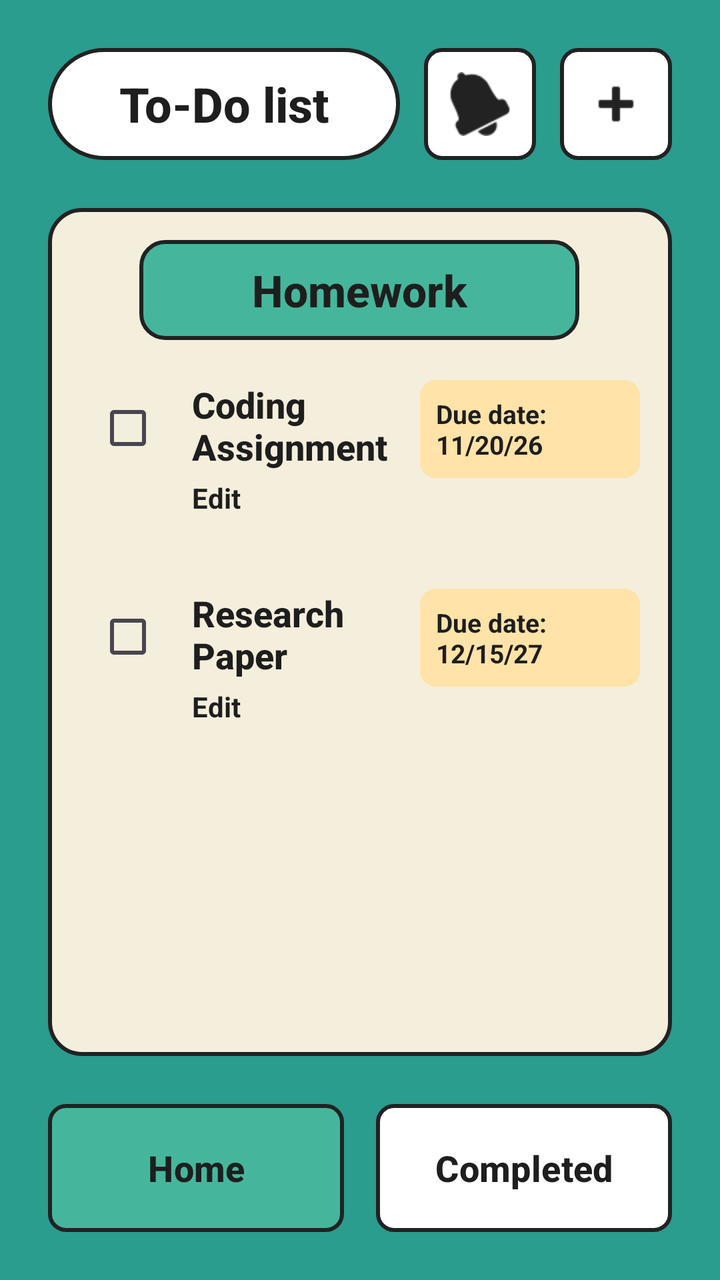
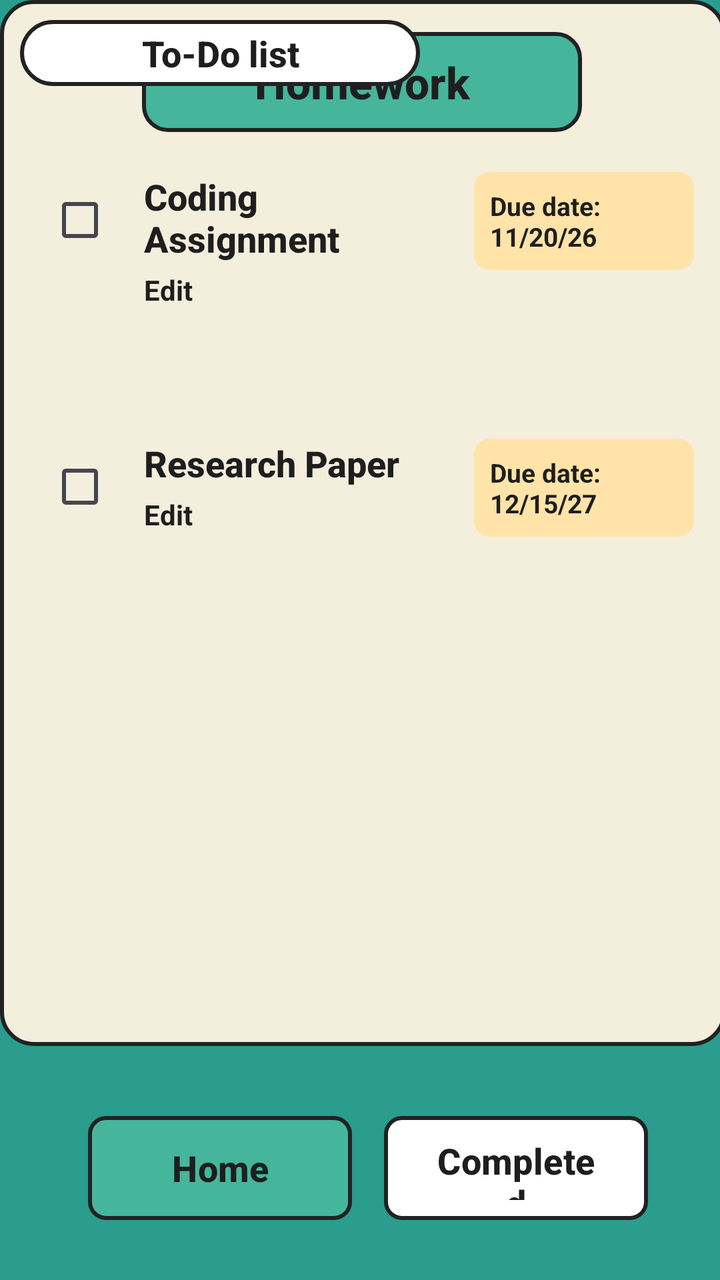

The first picture is an Android layout as it rendered before a commit; the second is the same layout after the commit. The layout source and the unified diff follow.
<!-- AndroidManifest.xml: application theme Theme.ApplicationProject -->
<!-- res/layout/activity_home_page.xml -->
<?xml version="1.0" encoding="utf-8"?>
<androidx.constraintlayout.widget.ConstraintLayout xmlns:android="http://schemas.android.com/apk/res/android"
    xmlns:app="http://schemas.android.com/apk/res-auto"
    xmlns:tools="http://schemas.android.com/tools"
    android:id="@+id/main"
    android:layout_width="match_parent"
    android:layout_height="match_parent"
    android:background="@color/app_teal"
    tools:context=".MainActivity">

    
    <LinearLayout
        android:id="@+id/topBar"
        android:layout_width="0dp"
        android:layout_height="wrap_content"
        android:layout_marginStart="24dp"
        android:layout_marginTop="24dp"
        android:layout_marginEnd="24dp"
        android:gravity="center_vertical"
        android:orientation="horizontal"
        app:layout_constraintEnd_toEndOf="parent"
        app:layout_constraintStart_toStartOf="parent"
        app:layout_constraintTop_toTopOf="parent">

        
        <TextView
            android:layout_width="0dp"
            android:layout_height="56dp"
            android:layout_weight="1"
            android:background="@drawable/bg_pill_white"
            android:fontFamily="sans-serif-medium"
            android:gravity="center"
            android:text="To-Do list"
            android:textColor="@color/text_dark"
            android:textSize="24sp"
            android:textStyle="bold" />

        
        <ImageButton
            android:id="@+id/btnNotification"
            android:layout_width="56dp"
            android:layout_height="56dp"
            android:layout_marginStart="12dp"
            android:background="@drawable/bg_button_white"
            android:contentDescription="Notifications"
            android:src="@android:drawable/ic_popup_reminder"
            app:tint="@color/border_dark" />

        
        <ImageButton
            android:id="@+id/btnAdd"
            android:layout_width="56dp"
            android:layout_height="56dp"
            android:layout_marginStart="12dp"
            android:background="@drawable/bg_button_white"
            android:contentDescription="Add Task"
            android:src="@android:drawable/ic_input_add"
            app:tint="@color/border_dark" />

    </LinearLayout>

    
    <androidx.constraintlayout.widget.ConstraintLayout
        android:id="@+id/mainCard"
        android:layout_width="0dp"
        android:layout_height="0dp"
        android:layout_marginStart="24dp"
        android:layout_marginTop="24dp"
        android:layout_marginEnd="24dp"
        android:layout_marginBottom="24dp"
        android:background="@drawable/bg_card_cream"
        android:padding="16dp"
        app:layout_constraintBottom_toTopOf="@id/bottomNav"
        app:layout_constraintEnd_toEndOf="parent"
        app:layout_constraintStart_toStartOf="parent"
        app:layout_constraintTop_toBottomOf="@id/topBar">

        

        
        <TextView
            android:id="@+id/tvCategoryHeader"
            android:layout_width="220dp"
            android:layout_height="50dp"
            android:background="@drawable/bg_header_teal"
            android:fontFamily="sans-serif-medium"
            android:gravity="center"
            android:text="Homework"
            android:textColor="@color/text_dark"
            android:textSize="22sp"
            android:textStyle="bold"
            app:layout_constraintEnd_toEndOf="parent"
            app:layout_constraintHorizontal_bias="0.496"
            app:layout_constraintStart_toStartOf="parent"
            app:layout_constraintTop_toTopOf="parent" />

        <LinearLayout
            android:layout_width="0dp"
            android:layout_height="0dp"
            android:layout_marginTop="20dp"
            android:orientation="vertical"
            app:layout_constraintBottom_toBottomOf="parent"
            app:layout_constraintEnd_toEndOf="parent"
            app:layout_constraintStart_toStartOf="parent"
            app:layout_constraintTop_toBottomOf="@id/tvCategoryHeader">

            

            

            <androidx.constraintlayout.widget.ConstraintLayout
                android:layout_width="match_parent"
                android:layout_height="wrap_content"
                android:layout_marginBottom="24dp"
                android:paddingBottom="12dp">

                <CheckBox
                    android:id="@+id/cbCoding"
                    android:layout_width="wrap_content"
                    android:layout_height="wrap_content"
                    app:layout_constraintStart_toStartOf="parent"
                    app:layout_constraintTop_toTopOf="parent" />

                <TextView
                    android:id="@+id/tvCodingTitle"
                    android:layout_width="0dp"
                    android:layout_height="wrap_content"
                    android:layout_marginStart="8dp"
                    android:layout_marginEnd="12dp"
                    android:fontFamily="sans-serif-medium"
                    android:text="Coding Assignment"
                    android:textColor="@color/text_dark"
                    android:textSize="18sp"
                    android:textStyle="bold"
                    app:layout_constraintEnd_toStartOf="@id/cardDate1"
                    app:layout_constraintStart_toEndOf="@id/cbCoding"
                    app:layout_constraintTop_toTopOf="@id/cbCoding" />

                <TextView
                    android:id="@+id/tvEditCoding"
                    android:layout_width="wrap_content"
                    android:layout_height="wrap_content"
                    android:layout_marginStart="8dp"
                    android:layout_marginTop="4dp"
                    android:background="?attr/selectableItemBackground"
                    android:clickable="true"
                    android:focusable="true"
                    android:text="Edit"
                    android:textColor="@color/text_dark"
                    android:textSize="14sp"
                    android:textStyle="bold"
                    app:layout_constraintStart_toEndOf="@id/cbCoding"
                    app:layout_constraintTop_toBottomOf="@id/tvCodingTitle" />

                
                <TextView
                    android:id="@+id/cardDate1"
                    android:layout_width="110dp"
                    android:layout_height="wrap_content"
                    android:background="@drawable/bg_date_badge"
                    android:fontFamily="sans-serif"
                    android:padding="8dp"
                    android:text="Due date:\n11/20/26"
                    android:textColor="@color/text_dark"
                    android:textSize="13sp"
                    android:textStyle="bold"
                    app:layout_constraintEnd_toEndOf="parent"
                    app:layout_constraintTop_toTopOf="parent" />

            </androidx.constraintlayout.widget.ConstraintLayout>

            <androidx.constraintlayout.widget.ConstraintLayout
                android:layout_width="match_parent"
                android:layout_height="wrap_content">

                <CheckBox
                    android:id="@+id/cbResearch"
                    android:layout_width="wrap_content"
                    android:layout_height="wrap_content"
                    app:layout_constraintStart_toStartOf="parent"
                    app:layout_constraintTop_toTopOf="parent" />

                <TextView
                    android:id="@+id/tvResearchTitle"
                    android:layout_width="0dp"
                    android:layout_height="wrap_content"
                    android:layout_marginStart="8dp"
                    android:layout_marginEnd="12dp"
                    android:fontFamily="sans-serif-medium"
                    android:text="Research Paper"
                    android:textColor="@color/text_dark"
                    android:textSize="18sp"
                    android:textStyle="bold"
                    app:layout_constraintEnd_toStartOf="@id/cardDate2"
                    app:layout_constraintStart_toEndOf="@id/cbResearch"
                    app:layout_constraintTop_toTopOf="@id/cbResearch" />

                <TextView
                    android:id="@+id/tvEditResearch"
                    android:layout_width="wrap_content"
                    android:layout_height="wrap_content"
                    android:layout_marginStart="8dp"
                    android:layout_marginTop="4dp"
                    android:background="?attr/selectableItemBackground"
                    android:clickable="true"
                    android:focusable="true"
                    android:text="Edit"
                    android:textColor="@color/text_dark"
                    android:textSize="14sp"
                    android:textStyle="bold"
                    app:layout_constraintStart_toEndOf="@id/cbResearch"
                    app:layout_constraintTop_toBottomOf="@id/tvResearchTitle" />

                
                <TextView
                    android:id="@+id/cardDate2"
                    android:layout_width="110dp"
                    android:layout_height="wrap_content"
                    android:background="@drawable/bg_date_badge"
                    android:fontFamily="sans-serif"
                    android:padding="8dp"
                    android:text="Due date:\n12/15/27"
                    android:textColor="@color/text_dark"
                    android:textSize="13sp"
                    android:textStyle="bold"
                    app:layout_constraintEnd_toEndOf="parent"
                    app:layout_constraintTop_toTopOf="parent" />

            </androidx.constraintlayout.widget.ConstraintLayout>

        </LinearLayout>

    </androidx.constraintlayout.widget.ConstraintLayout>

    
    <LinearLayout
        android:id="@+id/bottomNav"
        android:layout_width="0dp"
        android:layout_height="64dp"
        android:layout_marginStart="24dp"
        android:layout_marginEnd="24dp"
        android:layout_marginBottom="24dp"
        android:orientation="horizontal"
        app:layout_constraintBottom_toBottomOf="parent"
        app:layout_constraintEnd_toEndOf="parent"
        app:layout_constraintStart_toStartOf="parent">

        
        <Button
            android:id="@+id/btnHomeNav"
            android:layout_width="0dp"
            android:layout_height="match_parent"
            android:layout_weight="1"
            android:layout_marginEnd="8dp"
            android:background="@drawable/bg_button_teal"
            android:fontFamily="sans-serif-medium"
            android:text="Home"
            android:textColor="@color/text_dark"
            android:textSize="18sp"
            android:textStyle="bold"
            app:backgroundTint="@null" />

        
        <Button
            android:id="@+id/btnCompletedNav"
            android:layout_width="0dp"
            android:layout_height="match_parent"
            android:layout_weight="1"
            android:layout_marginStart="8dp"
            android:background="@drawable/bg_button_white"
            android:fontFamily="sans-serif-medium"
            android:text="Completed"
            android:textColor="@color/text_dark"
            android:textSize="18sp"
            android:textStyle="bold"
            app:backgroundTint="@null" />

    </LinearLayout>

</androidx.constraintlayout.widget.ConstraintLayout>
<!-- resources referenced by this layout -->
<resources>
  <color name="app_teal">#2A9D8F</color>
  <color name="border_dark">#222222</color>
  <color name="text_dark">#1E1E1E</color>
  <!-- drawable bg_button_teal (drawable) -->
  <?xml version="1.0" encoding="utf-8"?>
  <shape xmlns:android="http://schemas.android.com/apk/res/android"
      android:shape="rectangle">
      <solid android:color="@color/header_teal" />
      <stroke android:width="2dp" android:color="@color/border_dark" />
      <corners android:radius="8dp" />
  </shape>
  <!-- drawable bg_button_white (drawable) -->
  <?xml version="1.0" encoding="utf-8"?>
  <shape xmlns:android="http://schemas.android.com/apk/res/android"
      android:shape="rectangle">
      <solid android:color="@color/white" />
      <stroke android:width="2dp" android:color="@color/border_dark" />
      <corners android:radius="8dp" />
  </shape>
  <!-- drawable bg_card_cream (drawable) -->
  <?xml version="1.0" encoding="utf-8"?>
  <shape xmlns:android="http://schemas.android.com/apk/res/android"
      android:shape="rectangle">
      <solid android:color="@color/card_cream" />
      <stroke android:width="2dp" android:color="@color/border_dark" />
      <corners android:radius="16dp" />
  </shape>
  <!-- drawable bg_date_badge (drawable) -->
  <?xml version="1.0" encoding="utf-8"?>
  <shape xmlns:android="http://schemas.android.com/apk/res/android"
      android:shape="rectangle">
      <solid android:color="@color/date_badge" />
      <corners android:radius="8dp" />
  </shape>
  <!-- drawable bg_header_teal (drawable) -->
  <?xml version="1.0" encoding="utf-8"?>
  <shape xmlns:android="http://schemas.android.com/apk/res/android"
      android:shape="rectangle">
      <solid android:color="@color/header_teal" />
      <stroke android:width="2dp" android:color="@color/border_dark" />
      <corners android:radius="12dp" />
  </shape>
  <!-- drawable bg_pill_white (drawable) -->
  <?xml version="1.0" encoding="utf-8"?>
  <shape xmlns:android="http://schemas.android.com/apk/res/android"
      android:shape="rectangle">
      <solid android:color="@color/white" />
      <stroke android:width="2dp" android:color="@color/border_dark" />
      <corners android:radius="30dp" />
  </shape>
  <style name="Theme.ApplicationProject" parent="Base.Theme.ApplicationProject" />
  <color name="header_teal">#45B69C</color>
  <color name="white">#FFFFFFFF</color>
  <color name="card_cream">#F4EEDC</color>
  <color name="date_badge">#FFE3A8</color>
  <style name="Base.Theme.ApplicationProject" parent="Theme.Material3.DayNight.NoActionBar">
          
          
      </style>
</resources>

<!-- the commit's change to res/layout/activity_home_page.xml (unified diff, before → after) -->
@@ -9,71 +9,47 @@
     tools:context=".MainActivity">
 
     
-    <LinearLayout
-        android:id="@+id/topBar"
-        android:layout_width="0dp"
-        android:layout_height="wrap_content"
-        android:layout_marginStart="24dp"
-        android:layout_marginTop="24dp"
-        android:layout_marginEnd="24dp"
-        android:gravity="center_vertical"
-        android:orientation="horizontal"
+
+    
+
+    <ImageButton
+        android:id="@+id/btnAdd"
+        android:layout_width="40dp"
+        android:layout_height="40dp"
+        android:layout_marginTop="10dp"
+        android:layout_marginEnd="20dp"
+        android:background="@drawable/bg_button_white"
+        android:contentDescription="Add Task"
+        android:src="@android:drawable/ic_input_add"
         app:layout_constraintEnd_toEndOf="parent"
-        app:layout_constraintStart_toStartOf="parent"
-        app:layout_constraintTop_toTopOf="parent">
-
-        
-        <TextView
-            android:layout_width="0dp"
-            android:layout_height="56dp"
-            android:layout_weight="1"
-            android:background="@drawable/bg_pill_white"
-            android:fontFamily="sans-serif-medium"
-            android:gravity="center"
-            android:text="To-Do list"
-            android:textColor="@color/text_dark"
-            android:textSize="24sp"
-            android:textStyle="bold" />
-
-        
-        <ImageButton
-            android:id="@+id/btnNotification"
-            android:layout_width="56dp"
-            android:layout_height="56dp"
-            android:layout_marginStart="12dp"
-            android:background="@drawable/bg_button_white"
-            android:contentDescription="Notifications"
-            android:src="@android:drawable/ic_popup_reminder"
-            app:tint="@color/border_dark" />
-
-        
-        <ImageButton
-            android:id="@+id/btnAdd"
-            android:layout_width="56dp"
-            android:layout_height="56dp"
-            android:layout_marginStart="12dp"
-            android:background="@drawable/bg_button_white"
-            android:contentDescription="Add Task"
-            android:src="@android:drawable/ic_input_add"
-            app:tint="@color/border_dark" />
-
-    </LinearLayout>
-
-    
+        app:layout_constraintTop_toTopOf="parent"
+        app:tint="@color/border_dark"
+        tools:ignore="HardcodedText,TouchTargetSizeCheck" />
+
+    <ImageButton
+        android:id="@+id/btnNotification"
+        android:layout_width="40dp"
+        android:layout_height="40dp"
+        android:layout_marginTop="10dp"
+        android:layout_marginEnd="32dp"
+        android:background="@drawable/bg_button_white"
+        android:contentDescription="@string/notifications3"
+        android:src="@android:drawable/ic_popup_reminder"
+        app:layout_constraintEnd_toStartOf="@+id/btnAdd"
+        app:layout_constraintTop_toTopOf="parent"
+        app:tint="@color/border_dark"
+        tools:ignore="TouchTargetSizeCheck" />
+
     <androidx.constraintlayout.widget.ConstraintLayout
         android:id="@+id/mainCard"
-        android:layout_width="0dp"
-        android:layout_height="0dp"
-        android:layout_marginStart="24dp"
-        android:layout_marginTop="24dp"
-        android:layout_marginEnd="24dp"
-        android:layout_marginBottom="24dp"
+        style="?android:attr/buttonBarStyle"
+        android:layout_width="363dp"
+        android:layout_height="523dp"
         android:background="@drawable/bg_card_cream"
         android:padding="16dp"
-        app:layout_constraintBottom_toTopOf="@id/bottomNav"
-        app:layout_constraintEnd_toEndOf="parent"
-        app:layout_constraintStart_toStartOf="parent"
-        app:layout_constraintTop_toBottomOf="@id/topBar">
+        tools:layout_editor_absoluteX="24dp"
+        tools:layout_editor_absoluteY="96dp"
+        tools:ignore="MissingConstraints">
 
         
 
@@ -85,7 +61,7 @@
             android:background="@drawable/bg_header_teal"
             android:fontFamily="sans-serif-medium"
             android:gravity="center"
-            android:text="Homework"
+            android:text="@string/homework"
             android:textColor="@color/text_dark"
             android:textSize="22sp"
             android:textStyle="bold"
@@ -119,7 +95,8 @@
                     android:layout_width="wrap_content"
                     android:layout_height="wrap_content"
                     app:layout_constraintStart_toStartOf="parent"
-                    app:layout_constraintTop_toTopOf="parent" />
+                    app:layout_constraintTop_toTopOf="parent"
+                    tools:ignore="DuplicateSpeakableTextCheck" />
 
                 <TextView
                     android:id="@+id/tvCodingTitle"
@@ -128,7 +105,7 @@
                     android:layout_marginStart="8dp"
                     android:layout_marginEnd="12dp"
                     android:fontFamily="sans-serif-medium"
-                    android:text="Coding Assignment"
+                    android:text="@string/coding_assignment1"
                     android:textColor="@color/text_dark"
                     android:textSize="18sp"
                     android:textStyle="bold"
@@ -145,12 +122,15 @@
                     android:background="?attr/selectableItemBackground"
                     android:clickable="true"
                     android:focusable="true"
-                    android:text="Edit"
+                    android:minWidth="48dp"
+                    android:minHeight="48dp"
+                    android:text="@string/edit1"
                     android:textColor="@color/text_dark"
                     android:textSize="14sp"
                     android:textStyle="bold"
                     app:layout_constraintStart_toEndOf="@id/cbCoding"
-                    app:layout_constraintTop_toBottomOf="@id/tvCodingTitle" />
+                    app:layout_constraintTop_toBottomOf="@id/tvCodingTitle"
+                    tools:ignore="DuplicateSpeakableTextCheck" />
 
                 
                 <TextView
@@ -160,7 +140,7 @@
                     android:background="@drawable/bg_date_badge"
                     android:fontFamily="sans-serif"
                     android:padding="8dp"
-                    android:text="Due date:\n11/20/26"
+                    android:text="@string/due_date_n11_20_26"
                     android:textColor="@color/text_dark"
                     android:textSize="13sp"
                     android:textStyle="bold"
@@ -187,7 +167,7 @@
                     android:layout_marginStart="8dp"
                     android:layout_marginEnd="12dp"
                     android:fontFamily="sans-serif-medium"
-                    android:text="Research Paper"
+                    android:text="@string/research_paper"
                     android:textColor="@color/text_dark"
                     android:textSize="18sp"
                     android:textStyle="bold"
@@ -204,7 +184,9 @@
                     android:background="?attr/selectableItemBackground"
                     android:clickable="true"
                     android:focusable="true"
-                    android:text="Edit"
+                    android:minWidth="48dp"
+                    android:minHeight="48dp"
+                    android:text="@string/edit"
                     android:textColor="@color/text_dark"
                     android:textSize="14sp"
                     android:textStyle="bold"
@@ -219,7 +201,7 @@
                     android:background="@drawable/bg_date_badge"
                     android:fontFamily="sans-serif"
                     android:padding="8dp"
-                    android:text="Due date:\n12/15/27"
+                    android:text="@string/due_date_n12_15_27"
                     android:textColor="@color/text_dark"
                     android:textSize="13sp"
                     android:textStyle="bold"
@@ -235,6 +217,7 @@
     
     <LinearLayout
         android:id="@+id/bottomNav"
+        style="?android:attr/buttonBarButtonStyle"
         android:layout_width="0dp"
         android:layout_height="64dp"
         android:layout_marginStart="24dp"
@@ -248,13 +231,14 @@
         
         <Button
             android:id="@+id/btnHomeNav"
+            style="?android:attr/buttonBarButtonStyle"
             android:layout_width="0dp"
             android:layout_height="match_parent"
             android:layout_weight="1"
             android:layout_marginEnd="8dp"
             android:background="@drawable/bg_button_teal"
             android:fontFamily="sans-serif-medium"
-            android:text="Home"
+            android:text="@string/home1"
             android:textColor="@color/text_dark"
             android:textSize="18sp"
             android:textStyle="bold"
@@ -269,12 +253,30 @@
             android:layout_marginStart="8dp"
             android:background="@drawable/bg_button_white"
             android:fontFamily="sans-serif-medium"
-            android:text="Completed"
+            android:text="@string/completed2"
             android:textColor="@color/text_dark"
             android:textSize="18sp"
             android:textStyle="bold"
-            app:backgroundTint="@null" />
+            app:backgroundTint="@null"
+            tools:ignore="ButtonStyle" />
 
     </LinearLayout>
 
+    <TextView
+        android:layout_width="200dp"
+        android:layout_height="33dp"
+        android:layout_marginStart="10dp"
+        android:layout_marginTop="10dp"
+        android:layout_weight="1"
+        android:background="@drawable/bg_pill_white"
+        android:fontFamily="sans-serif-medium"
+        android:gravity="center"
+        android:text="@string/to_do_list3"
+        android:textColor="@color/text_dark"
+        android:textSize="18sp"
+        android:textStyle="bold"
+        app:layout_constraintStart_toStartOf="parent"
+        app:layout_constraintTop_toTopOf="parent"
+        tools:ignore="TextSizeCheck" />
+
 </androidx.constraintlayout.widget.ConstraintLayout>
<!-- resource entries referenced after the edit -->
@@ -50,6 +50,17 @@
       <stroke android:width="2dp" android:color="@color/border_dark" />
       <corners android:radius="30dp" />
   </shape>
+  <string name="coding_assignment1">Coding Assignment</string>
+  <string name="completed2">Completed</string>
+  <string name="due_date_n11_20_26">Due date:\n11/20/26</string>
+  <string name="due_date_n12_15_27">Due date:\n12/15/27</string>
+  <string name="edit">Edit</string>
+  <string name="edit1">Edit</string>
+  <string name="home1">Home</string>
+  <string name="homework">Homework</string>
+  <string name="notifications3">Notifications</string>
+  <string name="research_paper">Research Paper</string>
+  <string name="to_do_list3">To-Do list</string>
   <style name="Theme.ApplicationProject" parent="Base.Theme.ApplicationProject" />
   <color name="header_teal">#45B69C</color>
   <color name="white">#FFFFFFFF</color>
